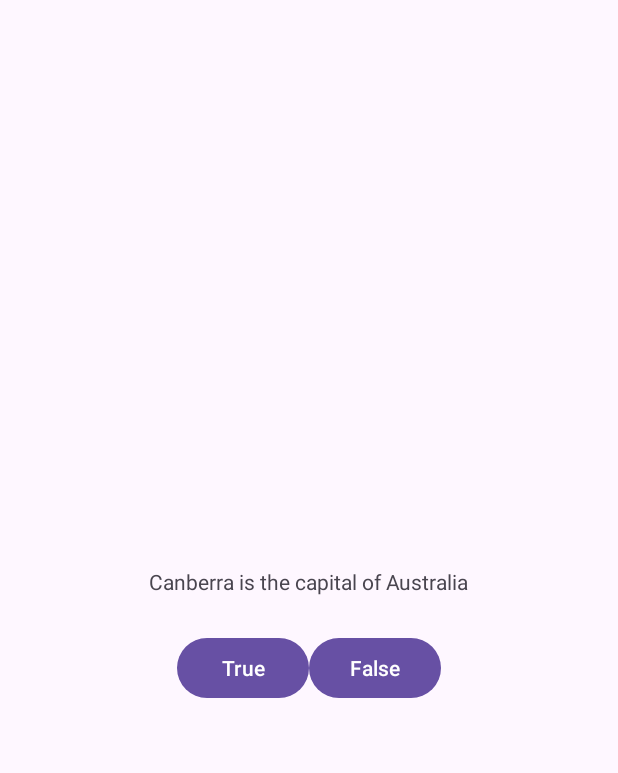
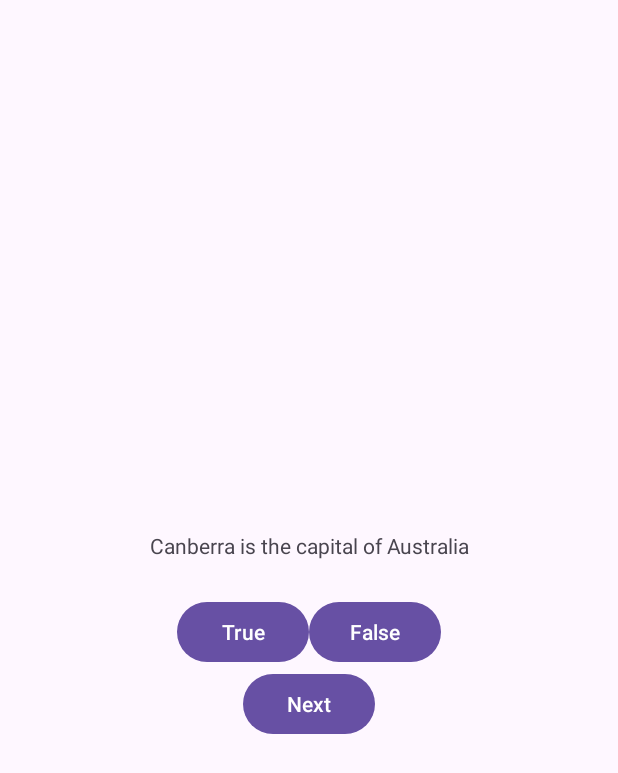
Before and after one commit to JohannRuiz1/MobileAppDev, an Android app: the layout activity_main.xml on its own in the app's theme, with its tools: preview values and no code run, on a phone screen of 412 x 824 dp. Shown: the top 773 px of the screen. Run offline under Robolectric (Android 15) with nearby library versions, the phone set to English and light mode, and no system bars.

Commit message:
Pushing up project 1

```diff
--- a/GeoQuiz/app/build.gradle.kts
+++ b/GeoQuiz/app/build.gradle.kts
@@ -33,6 +33,9 @@ android {
     kotlinOptions {
         jvmTarget = "11"
     }
+    buildFeatures {
+        viewBinding = true
+    }
 }
 
 dependencies {
--- /dev/null
+++ b/GeoQuiz/app/src/main/java/edu/vt/cs5254/geoquiz/Question.kt
@@ -0,0 +1,5 @@
+package edu.vt.cs5254.geoquiz
+
+import androidx.annotation.StringRes
+
+data class Question(@StringRes val textResId: Int, val answer: Boolean)
--- a/GeoQuiz/app/src/main/res/layout/activity_main.xml
+++ b/GeoQuiz/app/src/main/res/layout/activity_main.xml
@@ -1,5 +1,5 @@
 <?xml version="1.0" encoding="utf-8"?>
-<LinearLayout xmlns:android="http://schemas.android.com/apk/res/android"
+<LinearLayout xmlns:android="http://schemas.android.com/apk/res/android" xmlns:tools="http://schemas.android.com/tools"
     android:id="@+id/main"
     android:layout_width="match_parent"
     android:layout_height="match_parent"
@@ -7,10 +7,12 @@
     android:orientation="vertical">
 
     <TextView
+        android:id="@+id/question_text_view"
         android:layout_width="wrap_content"
         android:layout_height="wrap_content"
+        android:gravity="center"
         android:padding="24dp"
-        android:text="@string/question_text"
+        tools:text="@string/question_australia"
         />
 
     <LinearLayout
@@ -32,4 +34,10 @@
             />
     </LinearLayout>
 
+    <Button
+        android:id="@+id/next_button"
+        android:layout_width="wrap_content"
+        android:layout_height="wrap_content"
+        android:text="@string/next_button" />
+
 </LinearLayout>
--- a/GeoQuiz/app/src/main/res/values/strings.xml
+++ b/GeoQuiz/app/src/main/res/values/strings.xml
@@ -1,8 +1,18 @@
 <resources>
+    <!-- Text -->
     <string name="app_name">GeoQuiz</string>
-    <string name="question_text">Canberra is the capital of Australia</string>
+    <!-- Questions -->
+    <string name="question_australia">Canberra is the capital of Australia</string>
+    <string name="question_oceans">The Pacific Ocean is larger than the Atlantic Ocean.</string>
+    <string name="question_mideast">The Suez Canal connects the Red Sea and the Indian Ocean.</string>
+    <string name="question_africa">The source of the Nile River is in Egypt.</string>
+    <string name="question_americas">The Amazon River is the longest river in the Americas.</string>
+    <string name="question_asia">Lake Baikal is the world\'s oldest and deepest freshwater lake.</string>
+    <!-- Buttons -->
     <string name="true_button">True</string>
     <string name="false_button">False</string>
+    <string name="next_button">Next</string>
+    <!-- Popups -->
     <string name="correct_toast">Correct!</string>
     <string name="incorrect_toast">Incorrect!</string>
 </resources>
```
Also changed, not shown: GeoQuiz/app/src/main/java/edu/vt/cs5254/geoquiz/MainActivity.kt (+42 -19 lines).
